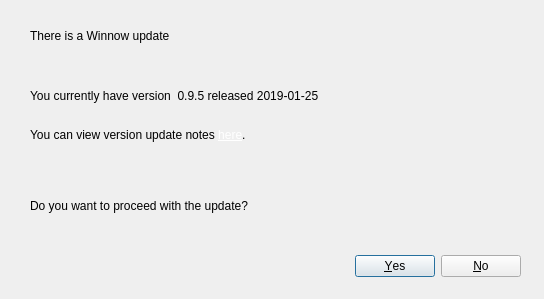
This is Dialogs/updateapp.ui in towhee/Winnow64 as Qt 5 draws it before an edit. The edited form follows.
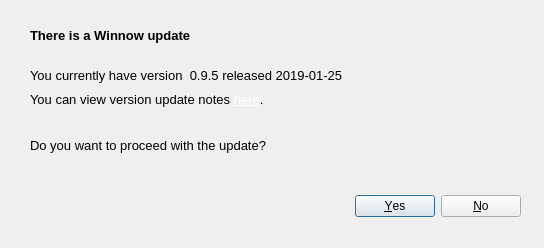
This is the edited form.

```diff
--- a/Dialogs/updateapp.ui
+++ b/Dialogs/updateapp.ui
@@ -7,7 +7,7 @@
     <x>0</x>
     <y>0</y>
     <width>544</width>
-    <height>299</height>
+    <height>248</height>
    </rect>
   </property>
   <property name="windowTitle">
@@ -23,7 +23,7 @@
    <property name="geometry">
     <rect>
      <x>280</x>
-     <y>250</y>
+     <y>190</y>
      <width>241</width>
      <height>32</height>
     </rect>
@@ -44,14 +44,14 @@
    <property name="geometry">
     <rect>
      <x>30</x>
-     <y>190</y>
+     <y>130</y>
      <width>391</width>
      <height>31</height>
     </rect>
    </property>
    <property name="font">
     <font>
-     <pointsize>9</pointsize>
+     <pointsize>10</pointsize>
     </font>
    </property>
    <property name="text">
@@ -69,7 +69,9 @@
    </property>
    <property name="font">
     <font>
-     <pointsize>9</pointsize>
+     <pointsize>10</pointsize>
+     <weight>75</weight>
+     <bold>true</bold>
     </font>
    </property>
    <property name="text">
@@ -101,14 +103,14 @@
    <property name="geometry">
     <rect>
      <x>30</x>
-     <y>80</y>
+     <y>60</y>
      <width>481</width>
      <height>31</height>
     </rect>
    </property>
    <property name="font">
     <font>
-     <pointsize>9</pointsize>
+     <pointsize>10</pointsize>
     </font>
    </property>
    <property name="text">
@@ -119,18 +121,18 @@
    <property name="geometry">
     <rect>
      <x>30</x>
-     <y>120</y>
+     <y>84</y>
      <width>601</width>
      <height>31</height>
     </rect>
    </property>
    <property name="font">
     <font>
-     <pointsize>9</pointsize>
+     <pointsize>10</pointsize>
     </font>
    </property>
    <property name="text">
-    <string>&lt;html&gt;&lt;head/&gt;&lt;body&gt;&lt;p&gt;You can view version update notes &lt;a href=&quot;http://165.227.46.158/winnow/winnow.html&quot;&gt;&lt;span style=&quot; text-decoration: underline; color:#ffffff;&quot;&gt;here&lt;/span&gt;&lt;/a&gt;.&lt;/p&gt;&lt;/body&gt;&lt;/html&gt;</string>
+    <string>&lt;html&gt;&lt;head/&gt;&lt;body&gt;&lt;p&gt;You can view version update notes &lt;a href=&quot;http://165.227.46.158/winnow/versions.html&quot;&gt;&lt;span style=&quot; text-decoration: underline; color:#ffffff;&quot;&gt;here&lt;/span&gt;&lt;/a&gt;.&lt;/p&gt;&lt;/body&gt;&lt;/html&gt;</string>
    </property>
   </widget>
  </widget>
```
